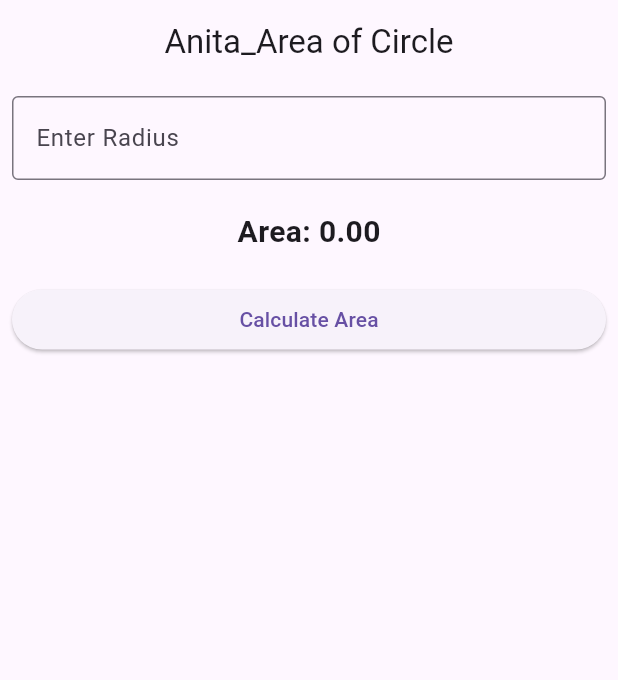
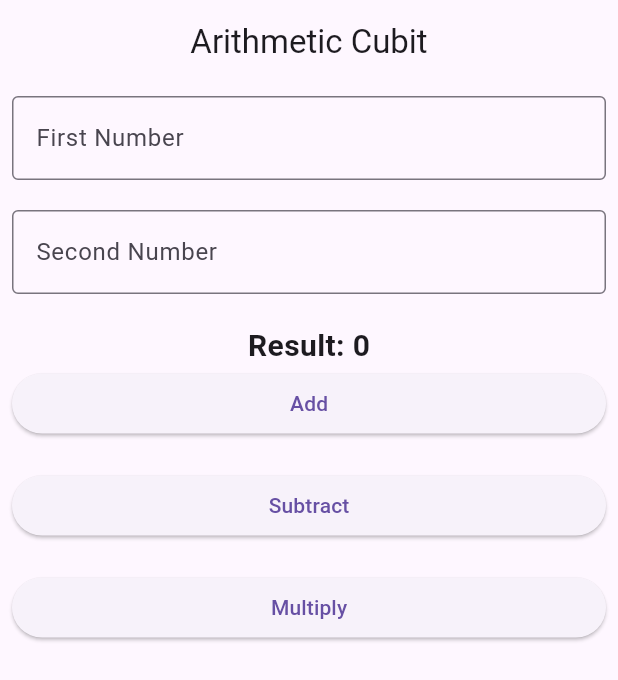
Before and after one commit to Anita-aaa/sum_two, a Flutter app: the screen it shows after launch, on a phone screen of 412 x 824 dp. Shown: the top 680 px of the screen. Run offline on Flutter 3.47's test engine with Material 3 defaults, Android fonts, the phone set to English and light mode, and no system bars; our stand-ins replace flutter_bloc.

Commit message:
Arithmetic View

```diff
--- a/lib/app.dart
+++ b/lib/app.dart
@@ -1,7 +1,7 @@
 import 'package:flutter/material.dart';
 import 'package:flutter_bloc/flutter_bloc.dart';
-import 'package:sum_two/cubit/circle_cubit.dart';
-import 'package:sum_two/view/area_circle.dart';
+import 'package:sum_two/cubit/arithmetic_cubit.dart';
+import 'package:sum_two/view/arithmetic_cubit_view.dart';
 
 class App extends StatelessWidget {
   const App({super.key});
@@ -11,8 +11,8 @@ class App extends StatelessWidget {
     return MaterialApp(
       debugShowCheckedModeBanner: false,
       home: BlocProvider(
-        create: (context) => AreaOfCircleCubit(),
-        child: AreaOfCircleView(),
+        create: (context) => ArithmenticCubit(),
+        child: ArithmeticCubicView(),
       ),
     );
   }
--- /dev/null
+++ b/lib/cubit/arithmetic_cubit.dart
@@ -0,0 +1,17 @@
+import 'package:flutter_bloc/flutter_bloc.dart';
+
+class ArithmenticCubit extends Cubit<int> {
+  ArithmenticCubit() : super(0);
+
+  void add(int firstNumber, int secondNumber) {
+    emit(firstNumber + secondNumber);
+  }
+
+  void subtract(int firstNumber, int secondNumber) {
+    emit(firstNumber - secondNumber);
+  }
+
+  void multiply(int firstNumber, int secondNumber) {
+    emit(firstNumber * secondNumber);
+  }
+}
--- /dev/null
+++ b/lib/view/arithmetic_cubit_view.dart
@@ -0,0 +1,125 @@
+import 'package:flutter/material.dart';
+import 'package:flutter_bloc/flutter_bloc.dart';
+import 'package:sum_two/cubit/arithmetic_cubit.dart';
+
+class ArithmeticCubicView extends StatelessWidget {
+  ArithmeticCubicView({super.key});
+
+  // Controllers for TextFormField
+  final _firstNumberController = TextEditingController();
+  final _secondNumberController = TextEditingController();
+
+  final _globalKey = GlobalKey<FormState>();
+
+  @override
+  Widget build(BuildContext context) {
+    return Scaffold(
+      appBar: AppBar(
+        title: const Text('Arithmetic Cubit'),
+        centerTitle: true,
+      ),
+      body: Padding(
+        padding: const EdgeInsets.all(8.0),
+        child: Form(
+          key: _globalKey,
+          child: Column(
+            children: [
+              TextFormField(
+                controller: _firstNumberController,
+                decoration: const InputDecoration(
+                  hintText: 'First Number',
+                  border: OutlineInputBorder(),
+                ),
+                keyboardType: TextInputType.number,
+                validator: (value) {
+                  if (value == null || value.isEmpty) {
+                    return 'Please enter a number';
+                  }
+                  return null;
+                },
+              ),
+              const SizedBox(height: 20),
+              TextFormField(
+                controller: _secondNumberController,
+                decoration: const InputDecoration(
+                  hintText: 'Second Number',
+                  border: OutlineInputBorder(),
+                ),
+                keyboardType: TextInputType.number,
+                validator: (value) {
+                  if (value == null || value.isEmpty) {
+                    return 'Please enter a number';
+                  }
+                  return null;
+                },
+              ),
+              const SizedBox(height: 20),
+              BlocBuilder<ArithmenticCubit, int>(
+                builder: (context, result) {
+                  return Text(
+                    "Result: $result",
+                    style: const TextStyle(
+                        fontSize: 20, fontWeight: FontWeight.bold),
+                  );
+                },
+              ),
+              SizedBox(
+                width: double.infinity,
+                child: ElevatedButton(
+                  onPressed: () {
+                    if (_globalKey.currentState!.validate()) {
+                      final firstNumber =
+                          int.parse(_firstNumberController.text);
+                      final secondNumber =
+                          int.parse(_secondNumberController.text);
+                      context
+                          .read<ArithmenticCubit>()
+                          .add(firstNumber, secondNumber);
+                    }
+                  },
+                  child: const Text("Add"),
+                ),
+              ),
+              const SizedBox(height: 20),
+              SizedBox(
+                width: double.infinity,
+                child: ElevatedButton(
+                  onPressed: () {
+                    if (_globalKey.currentState!.validate()) {
+                      final firstNumber =
+                          int.parse(_firstNumberController.text);
+                      final secondNumber =
+                          int.parse(_secondNumberController.text);
+                      context
+                          .read<ArithmenticCubit>()
+                          .subtract(firstNumber, secondNumber);
+                    }
+                  },
+                  child: const Text("Subtract"),
+                ),
+              ),
+              const SizedBox(height: 20),
+              SizedBox(
+                width: double.infinity,
+                child: ElevatedButton(
+                  onPressed: () {
+                    if (_globalKey.currentState!.validate()) {
+                      final firstNumber =
+                          int.parse(_firstNumberController.text);
+                      final secondNumber =
+                          int.parse(_secondNumberController.text);
+                      context
+                          .read<ArithmenticCubit>()
+                          .multiply(firstNumber, secondNumber);
+                    }
+                  },
+                  child: const Text("Multiply"),
+                ),
+              ),
+            ],
+          ),
+        ),
+      ),
+    );
+  }
+}
```
Also changed, not shown: lib/cubit/simple_interest_cubit.dart (added, +11 -0 lines), lib/view/simple_interest_view.dart (added, +124 -0 lines).
